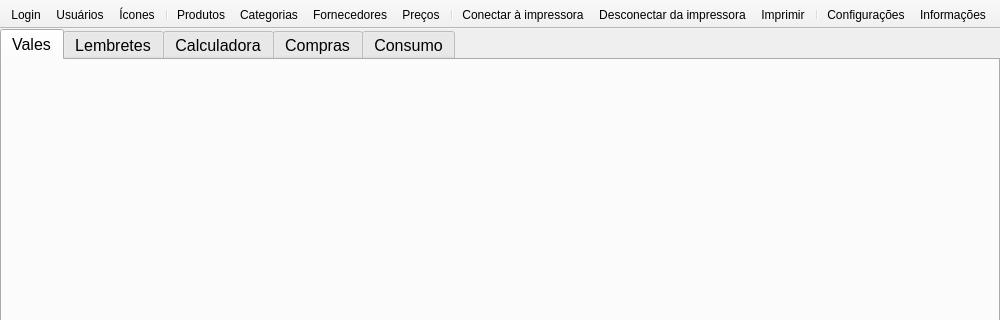
Qt form mainwindow.ui (leidensj/BKVale) before a commit; both pictures show x 0 to 1000 and y 0 to 320 of the 1000 by 600 pixel window.
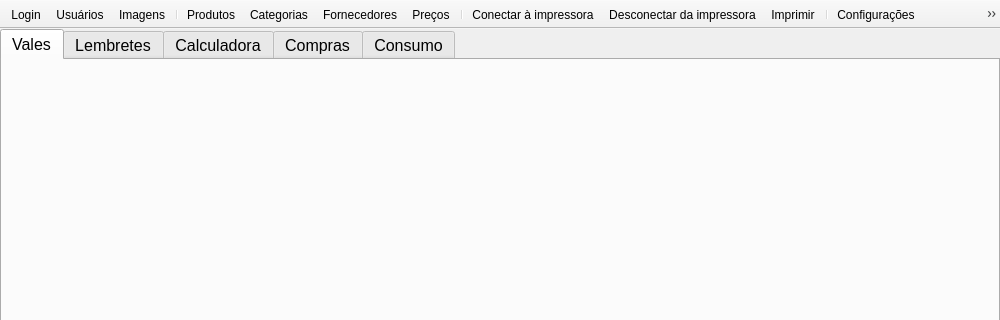
The same form after that commit. Icons and pictures are not drawn.

Commit message: inicio ImageView

```diff
--- a/mainwindow.ui
+++ b/mainwindow.ui
@@ -139,7 +139,7 @@
    </attribute>
    <addaction name="actionLogin"/>
    <addaction name="actionUsers"/>
-   <addaction name="action_icones"/>
+   <addaction name="actionImages"/>
    <addaction name="separator"/>
    <addaction name="actionItems"/>
    <addaction name="actionCategories"/>
@@ -265,16 +265,16 @@
     <string>Gerenciar categorias</string>
    </property>
   </action>
-  <action name="action_icones">
+  <action name="actionImages">
    <property name="icon">
     <iconset resource="icons.qrc">
      <normaloff>:/icons/res/icon.png</normaloff>:/icons/res/icon.png</iconset>
    </property>
    <property name="text">
-    <string>Ícones</string>
+    <string>Imagens</string>
    </property>
    <property name="toolTip">
-    <string>Gerenciar ícones</string>
+    <string>Gerenciar imagens</string>
    </property>
   </action>
   <action name="actionPrecos">
```
The commit also changes 21 other files.
